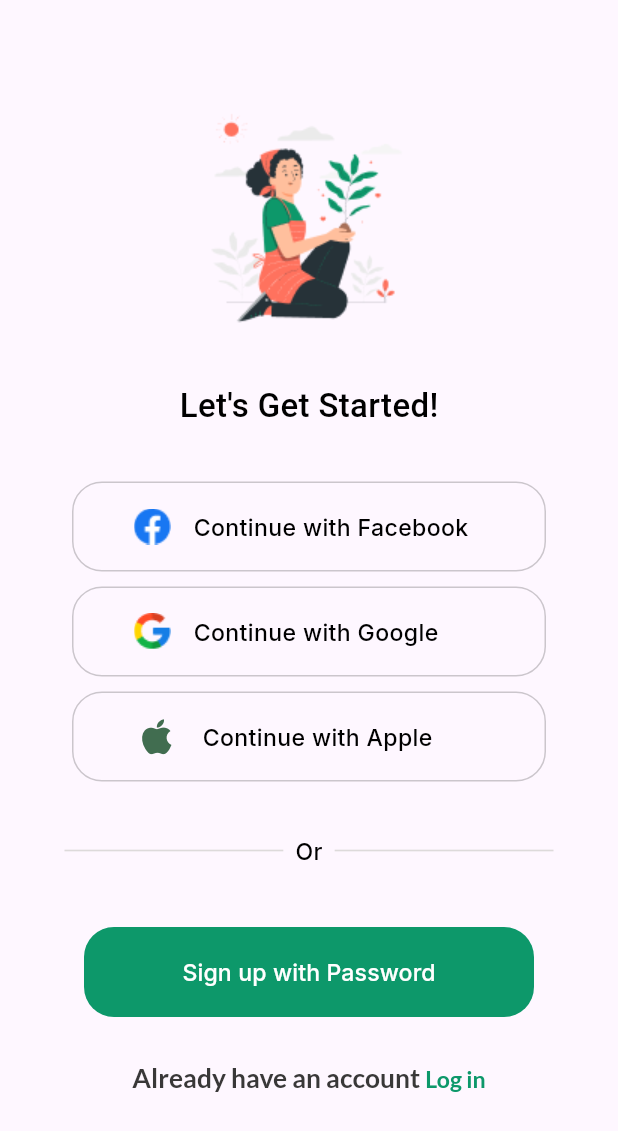
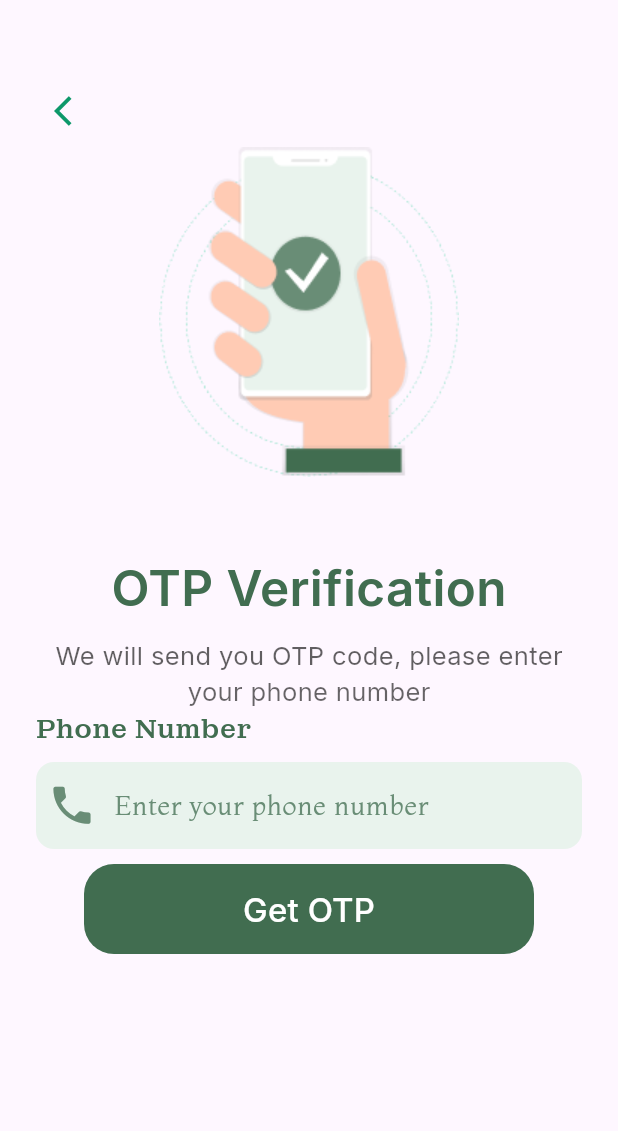
Before and after one commit to fatima304/greenify_app, a Flutter app: the screen it shows after launch, on a phone screen of 412 x 824 dp. Shown: the top 1131 px of the screen. Run offline on Flutter 3.47's test engine with Material 3 defaults, Android fonts, the phone set to English and light mode, and no system bars; our stand-ins replace dio, flutter_screenutil, get_it, lottie, pretty_dio_logger, shimmer.

Commit message:
otp screen body

```diff
--- a/lib/core/helper/app_images.dart
+++ b/lib/core/helper/app_images.dart
@@ -7,6 +7,8 @@ class AppImages {
   static const String onBoarding3 = '${AppConstants.imagePath}onBoarding3.png';
   static const String register = '${AppConstants.imagePath}register.png';
   static const String signup = '${AppConstants.imagePath}seeding.png';
+    static const String otp = '${AppConstants.imagePath}otp.png';
+
 
 
 
--- a/lib/core/routes/app_routing.dart
+++ b/lib/core/routes/app_routing.dart
@@ -1,6 +1,7 @@
 import 'package:flutter/material.dart';
 import 'package:greenify_app/core/routes/routes.dart';
 import 'package:greenify_app/features/login/presentation/screen/ui/login_screen.dart';
+import 'package:greenify_app/features/otp/presentation/screen/ui/otp_screen.dart';
 import 'package:greenify_app/features/register/presentation/screen/ui/register_screen.dart';
 import 'package:greenify_app/features/signup/presentation/screen/ui/signup_screen.dart';
 import 'package:greenify_app/features/splash/presentation/screen/ui/splash_screen.dart';
@@ -29,6 +30,10 @@ class AppRouting {
         return MaterialPageRoute(
           builder: (_) => const SignUpScreen(),
         );
+       case Routes.otpScreen:
+        return MaterialPageRoute(
+          builder: (_) => const OtpScreen(),
+        );
       default:
         return MaterialPageRoute(
           builder: (_) => Scaffold(
--- a/lib/core/theme/app_text_style.dart
+++ b/lib/core/theme/app_text_style.dart
@@ -56,6 +56,11 @@ class AppTextStyle {
     color: AppColor.primGreen,
     fontWeight: FontWeightHelper.semiBold,
   );
+   static TextStyle font30DarkGreenSemiBold = TextStyle(
+    fontSize: 30.sp,
+    color: AppColor.darkGreen,
+    fontWeight: FontWeightHelper.semiBold,
+  );
   static TextStyle font20BlackMedium = TextStyle(
     fontSize: 20.sp,
     color: AppColor.black,
--- a/lib/features/on_boarding/presentation/screen/widgets/on_boarding_body.dart
+++ b/lib/features/on_boarding/presentation/screen/widgets/on_boarding_body.dart
@@ -1,4 +1,5 @@
 import 'package:flutter/material.dart';
+import 'package:greenify_app/core/routes/routes.dart';
 import 'package:greenify_app/features/on_boarding/data/onboarding_model.dart';
 import 'package:greenify_app/features/on_boarding/presentation/screen/widgets/dots_indicator.dart';
 import 'package:greenify_app/features/on_boarding/presentation/screen/widgets/onboarding_page.dart';
@@ -45,7 +46,8 @@ class _OnBoardingBodyState extends State<OnBoardingBody> {
               onNext: _goToNextPage,
               onButtonPressed: index == onboardingPages.length - 1
                   ? () {
-                       Navigator.pushReplacementNamed(context, '/home');
+                      Navigator.pushReplacementNamed(
+                          context, Routes.registerScreen);
                     }
                   : null,
             );
--- /dev/null
+++ b/lib/features/otp/presentation/screen/ui/otp_screen.dart
@@ -0,0 +1,13 @@
+import 'package:flutter/material.dart';
+import 'package:greenify_app/features/otp/presentation/screen/widgets/otp_body.dart';
+
+class OtpScreen extends StatelessWidget {
+  const OtpScreen({super.key});
+
+  @override
+  Widget build(BuildContext context) {
+    return const Scaffold(
+      body: OtpBody(),
+    );
+  }
+}
--- /dev/null
+++ b/lib/features/otp/presentation/screen/widgets/otp_body.dart
@@ -0,0 +1,83 @@
+import 'package:flutter/material.dart';
+import 'package:greenify_app/core/helper/app_images.dart';
+import 'package:greenify_app/core/theme/app_color.dart';
+import 'package:greenify_app/core/theme/app_text_style.dart';
+import 'package:greenify_app/core/theme/font_family_helper.dart';
+import 'package:greenify_app/core/widgets/shared_button.dart';
+import 'package:greenify_app/features/register/presentation/screen/widgets/textfield_part.dart';
+
+class OtpBody extends StatelessWidget {
+  const OtpBody({super.key});
+
+  @override
+  Widget build(BuildContext context) {
+    return Padding(
+      padding: const EdgeInsets.symmetric(horizontal: 24),
+      child: Column(
+        mainAxisAlignment: MainAxisAlignment.start,
+        crossAxisAlignment: CrossAxisAlignment.center,
+        children: [
+          const SizedBox(
+            height: 50,
+          ),
+          Align(
+            alignment: Alignment.topLeft,
+            child: IconButton(
+              onPressed: () {
+                Navigator.pop(context);
+              },
+              icon: const Icon(
+                Icons.arrow_back_ios,
+                color: AppColor.primGreen,
+              ),
+            ),
+          ),
+          Image.asset(AppImages.otp),
+          const SizedBox(
+            height: 50,
+          ),
+          Text(
+            'OTP Verification',
+            style: AppTextStyle.font30DarkGreenSemiBold.copyWith(
+              fontFamily: FontFamilyHelper.interFont,
+            ),
+          ),
+          const SizedBox(
+            height: 10,
+          ),
+          Text(
+            'We will send you OTP code, please enter',
+            style: AppTextStyle.font18DarkGreenRegular.copyWith(
+              fontSize: 17,
+              color: AppColor.black.withOpacity(0.62),
+              fontFamily: FontFamilyHelper.interFont,
+            ),
+          ),
+          Text(
+            'your phone number',
+            style: AppTextStyle.font18DarkGreenRegular.copyWith(
+              fontSize: 17,
+              color: AppColor.black.withOpacity(0.6),
+              fontFamily: FontFamilyHelper.interFont,
+            ),
+          ),
+          const TextfieldPart(
+            hintText: 'Phone Number',
+            labelText: 'Enter your phone number',
+            prefixIcon: Icons.phone,
+          ),
+          SharedButton(
+            text: Text(
+              'Get OTP',
+              style: AppTextStyle.font20WhiteMedium.copyWith(
+                // fontSize: 24,
+                fontFamily: FontFamilyHelper.interFont,
+              ),
+            ),
+            buttonColor: AppColor.darkGreen,
+          ),
+        ],
+      ),
+    );
+  }
+}
--- /dev/null
+++ b/lib/features/otp/presentation/screen/widgets/textfield_part.dart
@@ -0,0 +1,10 @@
+import 'package:flutter/material.dart';
+
+class TextfieldPart extends StatelessWidget {
+  const TextfieldPart({super.key});
+
+  @override
+  Widget build(BuildContext context) {
+    return const Placeholder();
+  }
+}
--- a/lib/greenify_app.dart
+++ b/lib/greenify_app.dart
@@ -14,7 +14,7 @@ class GreenifyApp extends StatelessWidget {
       child: MaterialApp(
         debugShowCheckedModeBanner: false,
         onGenerateRoute: appRouting.generateRoute,
-        initialRoute: Routes.signScreen,
+        initialRoute: Routes.otpScreen,
       ),
     );
   }
```
Also changed, not shown: pubspec.lock.
